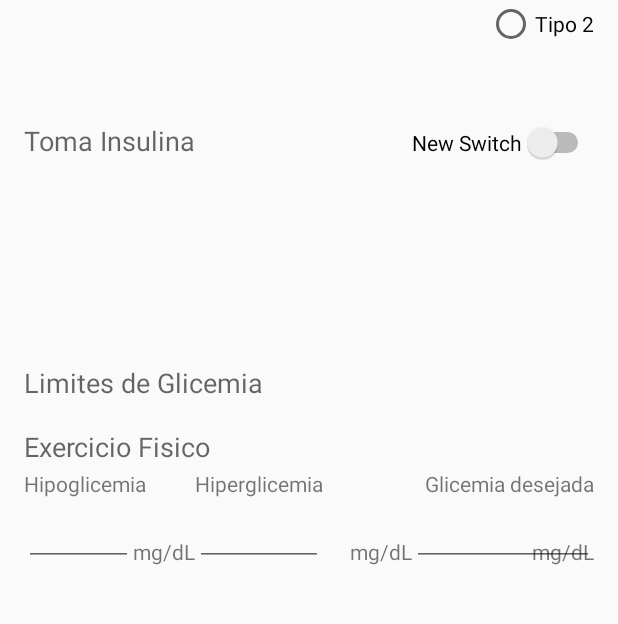
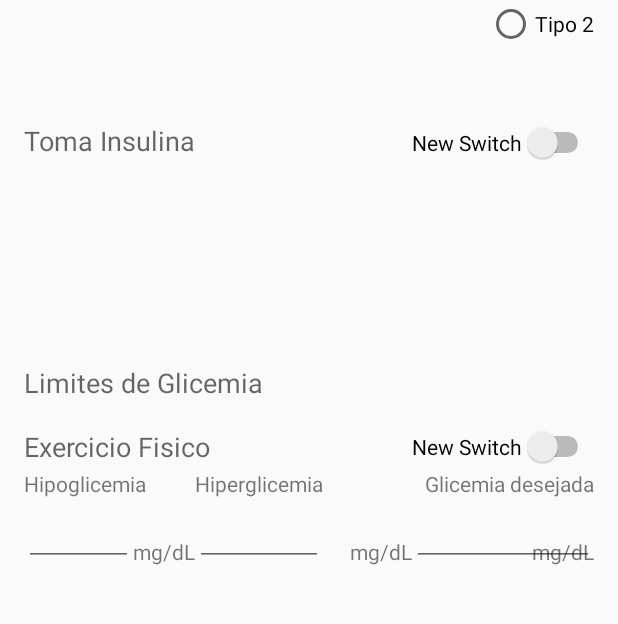
Before and after one commit to MargaridaWeber/diabetes, an Android app: the screen it shows after launch (LoginActivity), after a tap on "NEW BUTTON", on a phone screen of 412 x 824 dp, the part 213-837 px from its top. Run offline under Robolectric (Android 15) with nearby library versions, the phone set to English and light mode, and no system bars; 2 statements that could not run were skipped; 1 other tap on this screen came first.

Commit message:
teste756

```diff
--- a/app/src/main/res/layout/activity_conf_iniciais.xml
+++ b/app/src/main/res/layout/activity_conf_iniciais.xml
@@ -171,4 +171,13 @@
         android:layout_alignParentRight="true"
         android:layout_alignParentEnd="true" />
 
+    <Switch
+        android:layout_width="wrap_content"
+        android:layout_height="wrap_content"
+        android:text="New Switch"
+        android:id="@+id/switch2"
+        android:layout_centerVertical="true"
+        android:layout_alignRight="@+id/switch1"
+        android:layout_alignEnd="@+id/switch1" />
+
 </RelativeLayout>
```
